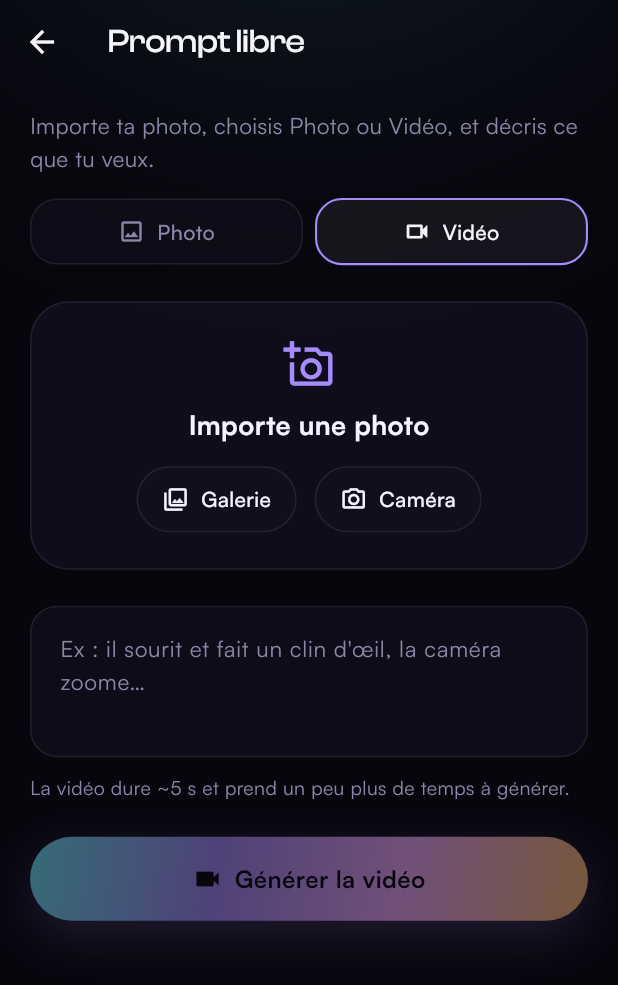
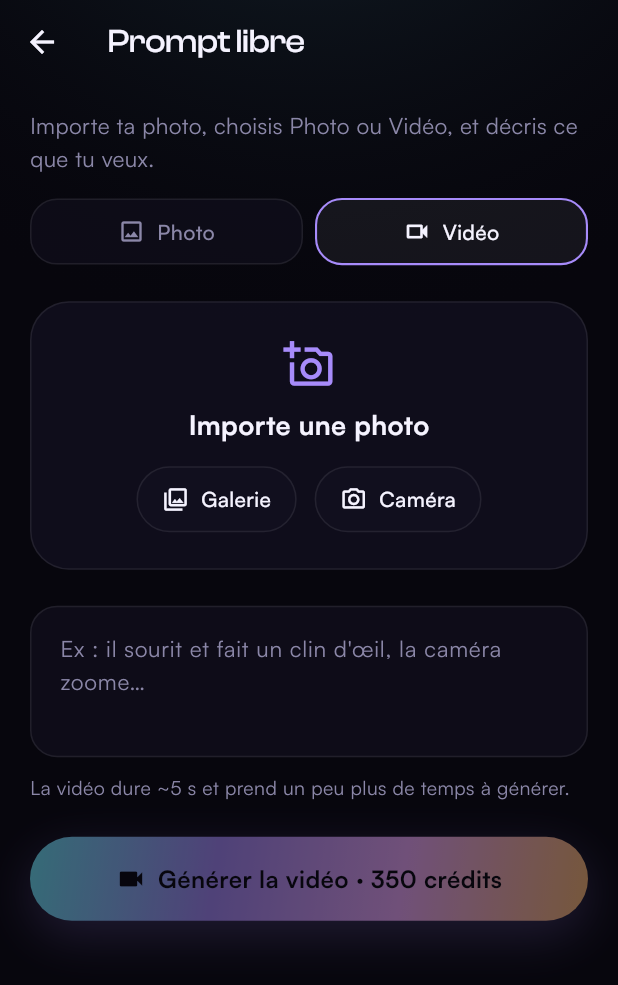
Before and after one commit to LadifLeFou/morfo, a Flutter app: the CustomPromptScreen screen opened by its route, after a tap on "Vidéo", on a phone screen of 412 x 824 dp. Shown: the top 985 px of the screen. Run offline on Flutter 3.47's test engine with Material 3 defaults, Android fonts, the phone set to English and light mode, and no system bars; our stand-ins replace cached_network_image, dio, flutter_animate, flutter_dotenv, flutter_riverpod, go_router and 5 more; accounts and stored records are empty.

Commit message:
feat: style star paramétrable, tarification crédits et leviers de conversion
- Style « selfie avec une star » : champ dédié pour décrire la célébrité
  (obligatoire) ; garde-fou côté prompt (hors-sujet ignoré) ; premium 68 crédits.
- Tarification alignée sur l'abo 3,99 €/sem → 650 crédits : image de base 45,
  prompt libre 75, vidéo 300, vidéo prompt libre 350.
- Conversion : essai gratuit 3 j mis en avant sur l'hebdo, annuel -52 % en
  ancrage, packs repositionnés (100/300/1000) pour valoriser l'abonnement.
- Paywall/réglages : fin du discours « illimité », remplacé par le vrai
  modèle de crédits ; coûts affichés sur l'écran prompt libre.

Co-Authored-By: Claude Opus 4.8 <noreply@anthropic.com>
Claude-Session: https://claude.ai/code/session_015sWTqabfqrgPSgvdkuwGdp

```diff
--- a/lib/app/app_state.dart
+++ b/lib/app/app_state.dart
@@ -6,9 +6,9 @@ import '../core/persistence.dart';
 import '../services/purchases_service.dart';
 import '../services/service_providers.dart';
 
-/// Solde de démarrage en mode démo (aligné sur l'allocation hebdo d'un abonné).
-/// En mode réel, le solde vient du serveur (source de vérité).
-const int kInitialCredits = 500;
+/// Solde de démarrage en mode démo (aligné sur l'allocation hebdo d'un abonné :
+/// 650 crédits/semaine). En mode réel, le solde vient du serveur.
+const int kInitialCredits = 650;
 
 // — Templates —
 final FutureProvider<List<Template>> templatesProvider =
--- a/lib/core/models/template.dart
+++ b/lib/core/models/template.dart
@@ -20,7 +20,7 @@ class Template {
     this.description = '',
     this.thumbnailUrl = '',
     this.kind = TemplateKind.image,
-    this.creditCost = 20,
+    this.creditCost = 45,
     this.hero = false,
   });
 
@@ -45,7 +45,7 @@ class Template {
         category: MorfoCategory.fromLabel((j['category'] as String?) ?? 'Fun'),
         thumbnailUrl: (j['thumbnail_url'] as String?) ?? '',
         kind: TemplateKind.fromString(j['kind'] as String?),
-        creditCost: (j['credit_cost'] as num?)?.toInt() ?? 20,
+        creditCost: (j['credit_cost'] as num?)?.toInt() ?? 45,
       );
 
   Map<String, dynamic> toJson() => <String, dynamic>{
--- a/lib/data/demo_templates.dart
+++ b/lib/data/demo_templates.dart
@@ -60,8 +60,9 @@ const List<Template> demoTemplates = <Template>[
   Template(
     id: 'selfie_star',
     title: 'Selfie avec une star',
-    description: 'Un selfie avec une célébrité.',
+    description: 'Un selfie avec la célébrité de ton choix : décris-la, on s’occupe du reste.',
     category: MorfoCategory.fun,
+    creditCost: 68, // style premium (×1,5 du coût image de base)
   ),
 
   // — Jeux —
--- a/lib/features/generation/presentation/custom_prompt_screen.dart
+++ b/lib/features/generation/presentation/custom_prompt_screen.dart
@@ -75,6 +75,8 @@ class _CustomPromptScreenState extends ConsumerState<CustomPromptScreen> {
       title: _isVideo ? 'Vidéo' : 'Prompt libre',
       category: MorfoCategory.fun,
       kind: _isVideo ? TemplateKind.video : TemplateKind.image,
+      // Prompt libre : plus cher que les styles de base (vidéo la plus chère).
+      creditCost: _isVideo ? 350 : 75,
     );
 
     if (ref.read(creditsProvider) < template.creditCost) {
@@ -196,7 +198,9 @@ class _CustomPromptScreenState extends ConsumerState<CustomPromptScreen> {
           ],
           Gap.h24,
           GradientButton(
-            label: _isVideo ? 'Générer la vidéo' : 'Générer',
+            label: _isVideo
+                ? 'Générer la vidéo · 350 crédits'
+                : 'Générer · 75 crédits',
             icon: _isVideo ? Icons.videocam : Icons.auto_awesome,
             onPressed: ready ? _generate : null,
           ),
--- a/lib/features/paywall/presentation/paywall_screen.dart
+++ b/lib/features/paywall/presentation/paywall_screen.dart
@@ -14,9 +14,9 @@ final FutureProvider<List<SubscriptionOffer>> _offersProvider =
 );
 
 const List<String> _benefits = <String>[
-  'Générations illimitées',
+  '650 crédits rechargés chaque semaine',
   'Tous les styles, sans filigrane',
-  'De nouveaux styles chaque semaine',
+  'Photos et vidéos par IA',
   'Rendus en haute résolution',
 ];
 
@@ -94,7 +94,7 @@ class _PaywallScreenState extends ConsumerState<PaywallScreen> {
                 aspectRatio: 5 / 4,
                 child: HoloCard(
                   eyebrow: 'Portrait vivant',
-                  title: 'Passe en illimité',
+                  title: '650 crédits / semaine',
                   child: StylePreview(
                     beforeAsset: 'assets/images/preview_renaissance_before.jpg',
                     afterAsset: 'assets/images/preview_renaissance_after.jpg',
--- a/lib/features/settings/presentation/settings_screen.dart
+++ b/lib/features/settings/presentation/settings_screen.dart
@@ -48,8 +48,8 @@ class SettingsScreen extends ConsumerWidget {
           else
             _SettingTile(
               icon: Icons.auto_awesome,
-              title: 'Passer en illimité',
-              subtitle: 'Débloque toutes les générations.',
+              title: 'S’abonner',
+              subtitle: '3,99 €/sem · 650 crédits chaque semaine.',
               onTap: () => context.push('/paywall'),
             ),
           _SettingTile(
```
Also changed, not shown: lib/features/generation/presentation/import_screen.dart (+65 -1 lines), lib/services/purchases_service.dart (+18 -11 lines).
